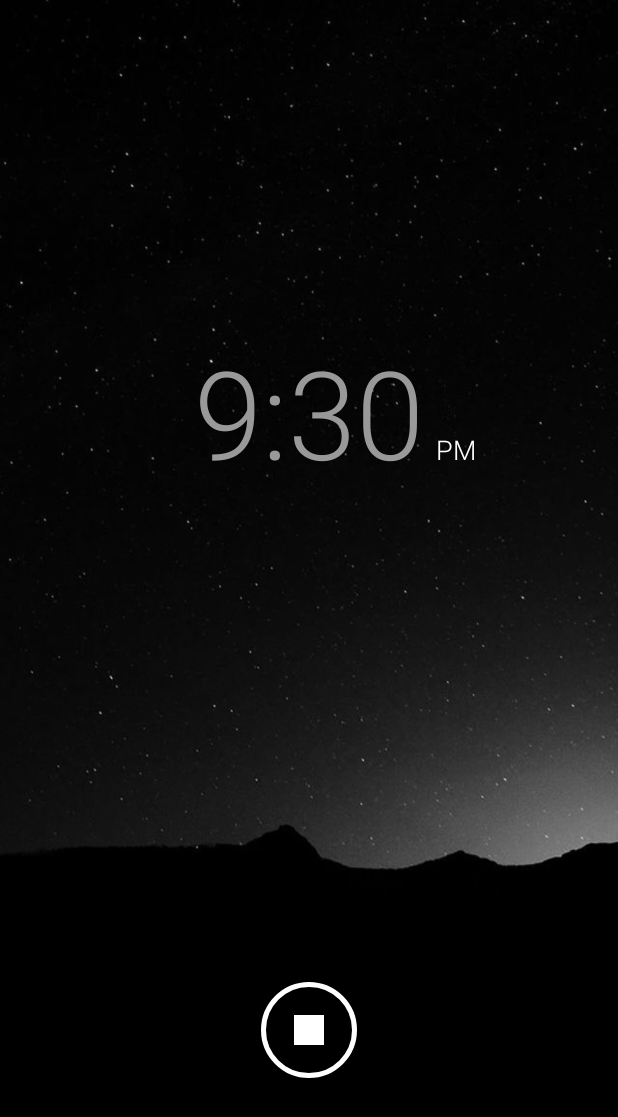
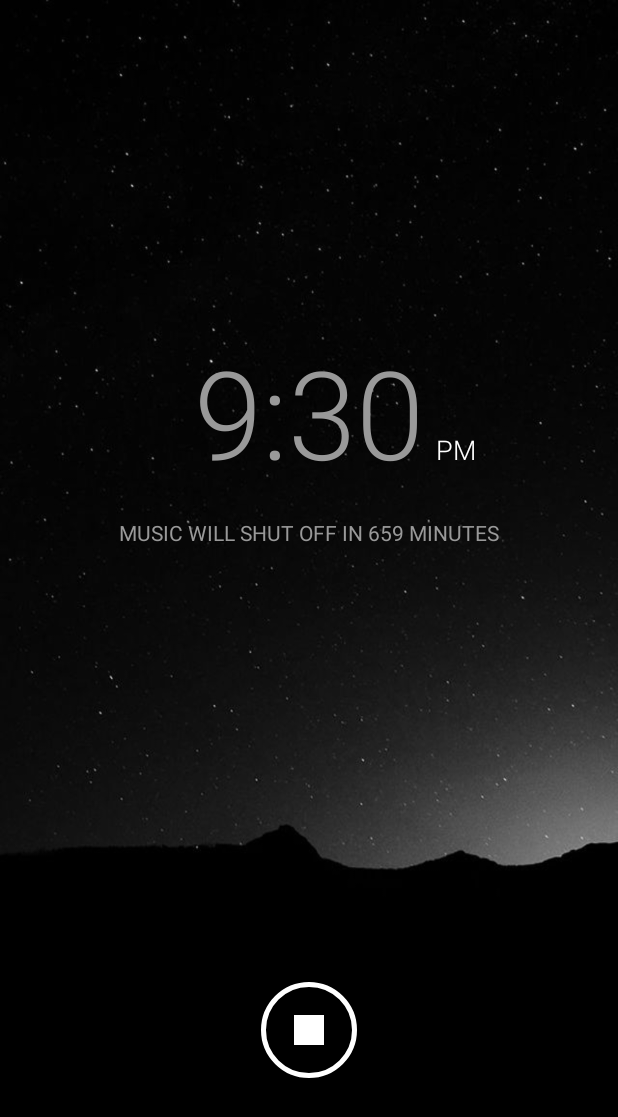
Before and after one commit to jtymburski/drift-off-java, an Android app: the screen it shows after launch (HomeActivity), after a tap on an icon or button, on a phone screen of 412 x 824 dp. Shown: the top 1117 px of the screen. Run offline under Robolectric (Android 15) with nearby library versions, the phone set to English and light mode, and no system bars.

```diff
--- a/app/src/main/java/com/jordantymburski/driftoff/HomeActivity.java
+++ b/app/src/main/java/com/jordantymburski/driftoff/HomeActivity.java
@@ -13,7 +13,6 @@ import android.view.WindowManager;
 import android.widget.ImageButton;
 import android.widget.TextView;
 import android.widget.TimePicker;
-import android.widget.Toast;
 
 import java.util.Calendar;
 import java.util.concurrent.TimeUnit;
@@ -33,8 +32,8 @@ public class HomeActivity extends Activity
     private static final String PREFERENCE_STORAGE = "PreferenceData";
 
     // Alarm intent
-    private boolean mAlarmActive = false;
     private PendingIntent mAlarmIntent;
+    private long mAlarmTime = 0;
 
     // Preference storage editor
     private SharedPreferences mPreferenceStorage;
@@ -46,6 +45,7 @@ public class HomeActivity extends Activity
     // UI
     private ImageButton mButtonRun;
     private TextView mTextPeriod;
+    private TextView mTextRemaining;
     private TextView mTextTime;
 
     @Override
@@ -61,6 +61,7 @@ public class HomeActivity extends Activity
         mButtonRun = findViewById(R.id.run_button);
         mButtonRun.setOnClickListener(this);
         mTextPeriod = findViewById(R.id.time_period);
+        mTextRemaining = findViewById(R.id.time_remaining);
         mTextTime = findViewById(R.id.time_text);
         mTextTime.setOnClickListener(this);
 
@@ -72,8 +73,7 @@ public class HomeActivity extends Activity
         mPreferenceStorage = getSharedPreferences(PREFERENCE_STORAGE, 0);
         mTimeHour = mPreferenceStorage.getInt(PREFERENCE_HOUR, DEFAULT_HOUR);
         mTimeMinute = mPreferenceStorage.getInt(PREFERENCE_MINUTE, DEFAULT_MINUTE);
-        mAlarmActive = mPreferenceStorage.getLong(PREFERENCE_ALARM, 0L)
-                > System.currentTimeMillis();
+        mAlarmTime = mPreferenceStorage.getLong(PREFERENCE_ALARM, 0L);
     }
 
     /* ==============================================
@@ -84,7 +84,8 @@ public class HomeActivity extends Activity
     public void onResume() {
         super.onResume();
 
-        updateUI();
+        updateTime();
+        updateState();
     }
 
     /* ==============================================
@@ -95,14 +96,14 @@ public class HomeActivity extends Activity
     public void onClick(View v) {
         switch (v.getId()) {
             case R.id.run_button:
-                if (mAlarmActive) {
+                if (isAlarmActive()) {
                     cancelAlarm();
                 } else {
                     scheduleAlarm();
                 }
                 break;
             case R.id.time_text:
-                if (!mAlarmActive) {
+                if (!isAlarmActive()) {
                     editTime();
                 }
                 break;
@@ -121,7 +122,7 @@ public class HomeActivity extends Activity
                 .putInt(PREFERENCE_HOUR, mTimeHour)
                 .putInt(PREFERENCE_MINUTE, mTimeMinute)
                 .apply();
-        updateUI();
+        updateTime();
     }
 
     /* ==============================================
@@ -134,10 +135,10 @@ public class HomeActivity extends Activity
     private void cancelAlarm() {
         AlarmManager alarmManager = (AlarmManager) getSystemService(ALARM_SERVICE);
         if (alarmManager != null) {
+            mAlarmTime = 0L;
             alarmManager.cancel(mAlarmIntent);
-            mPreferenceStorage.edit().putLong(PREFERENCE_ALARM, 0L).apply();
-            mAlarmActive = false;
-            updateUI();
+            mPreferenceStorage.edit().putLong(PREFERENCE_ALARM, mAlarmTime).apply();
+            updateState();
         }
     }
 
@@ -150,58 +151,80 @@ public class HomeActivity extends Activity
     }
 
     /**
+     * Determines if the alarm is currently active and running to stop music in a fixed time
+     * @return TRUE if active. FALSE if off
+     */
+    private boolean isAlarmActive() {
+        return (mAlarmTime > System.currentTimeMillis());
+    }
+
+    /**
+     * Creates a calendar representation of when the alarm is expected to trigger
+     * @return the calendar alarm time, as per the time setpoint
+     */
+    private Calendar getAlarmTime() {
+        Calendar c = Calendar.getInstance();
+        c.set(Calendar.HOUR_OF_DAY, mTimeHour);
+        c.set(Calendar.MINUTE, mTimeMinute);
+        c.set(Calendar.SECOND, 0);
+        if (c.getTimeInMillis() <= System.currentTimeMillis()) {
+            c.add(Calendar.DAY_OF_MONTH, 1);
+        }
+        return c;
+    }
+
+    /**
+     * Assembles the string status for the time that is remaining before the alarm fires
+     * @return time remaining text
+     */
+    private String getTimeTextRemaining() {
+        long minutesToStop = TimeUnit.MILLISECONDS.toMinutes(
+                mAlarmTime - System.currentTimeMillis());
+        return getResources().getQuantityString(
+                R.plurals.alarm_notice, (int) minutesToStop, minutesToStop);
+    }
+
+    /**
      * Schedule the alarm to go off
      */
     private void scheduleAlarm() {
         AlarmManager alarmManager = (AlarmManager) getSystemService(ALARM_SERVICE);
         if (alarmManager != null) {
-            // Generate the time the alarm should go off
-            Calendar calendar = Calendar.getInstance();
-            calendar.set(Calendar.HOUR_OF_DAY, mTimeHour);
-            calendar.set(Calendar.MINUTE, mTimeMinute);
-            if (calendar.getTimeInMillis() <= System.currentTimeMillis()) {
-                calendar.add(Calendar.DAY_OF_MONTH, 1);
-            }
-
-            // Schedule the alarm
-            long alarmInMillis = calendar.getTimeInMillis();
+            mAlarmTime = getAlarmTime().getTimeInMillis();
             alarmManager.setExactAndAllowWhileIdle(
-                    AlarmManager.RTC_WAKEUP, alarmInMillis, mAlarmIntent);
-            long firesInMillis = alarmInMillis - System.currentTimeMillis();
-            mPreferenceStorage.edit().putLong(PREFERENCE_ALARM, alarmInMillis).apply();
-            mAlarmActive = true;
-            updateUI();
-
-            // Determine when it will fire
-            long minutesToStop = TimeUnit.MILLISECONDS.toMinutes(firesInMillis);
-            Toast.makeText(this, getResources().getQuantityString(
-                        R.plurals.alarm_notice, (int) minutesToStop, minutesToStop),
-                    Toast.LENGTH_LONG).show();
+                    AlarmManager.RTC_WAKEUP, mAlarmTime, mAlarmIntent);
+            mPreferenceStorage.edit().putLong(PREFERENCE_ALARM, mAlarmTime).apply();
+            updateState();
         }
     }
 
     /**
-     * Updates the UI on changes
+     * Updates the active state
      */
-    private void updateUI() {
-        // Current time displayed
-        Calendar c = Calendar.getInstance();
-        c.set(Calendar.HOUR_OF_DAY, mTimeHour);
-        c.set(Calendar.MINUTE, mTimeMinute);
-        c.set(Calendar.SECOND, 0);
-        if(DateFormat.is24HourFormat(this)) {
-            mTextTime.setText(DateFormat.getTimeFormat(this).format(c.getTime()));
+    private void updateState() {
+        if (isAlarmActive()) {
+            mButtonRun.setImageResource(R.drawable.ic_stop);
+            mTextRemaining.setText(getTimeTextRemaining());
+            mTextTime.setTextColor(getColor(R.color.colorTextActive));
+        } else {
+            mButtonRun.setImageResource(R.drawable.ic_play);
+            mTextRemaining.setText(null);
+            mTextTime.setTextColor(getColor(R.color.colorTextEdit));
+        }
+    }
+
+    /**
+     * Updates the time setting displayed in the UI
+     */
+    private void updateTime() {
+        Calendar alarmTime = getAlarmTime();
+        if(DateFormat.is24HourFormat(getApplicationContext())) {
+            mTextTime.setText(
+                    DateFormat.getTimeFormat(getApplicationContext()).format(alarmTime.getTime()));
             mTextPeriod.setText(null);
         } else {
-            mTextTime.setText(DateFormat.format("h:m", c));
-            mTextPeriod.setText(DateFormat.format("a", c));
+            mTextTime.setText(DateFormat.format("h:m", alarmTime));
+            mTextPeriod.setText(DateFormat.format("a", alarmTime));
         }
-
-        // Color based on if its active or not
-        mTextTime.setTextColor(
-                getColor(mAlarmActive ? R.color.colorTextActive : R.color.colorTextEdit));
-
-        // Button state
-        mButtonRun.setImageResource(mAlarmActive ? R.drawable.ic_stop : R.drawable.ic_play);
     }
 }
--- a/app/src/main/res/layout/activity_home.xml
+++ b/app/src/main/res/layout/activity_home.xml
@@ -36,6 +36,17 @@
             android:textColor="@android:color/white"
             android:textSize="18sp"
             tools:text="pm" />
+
+        <TextView
+            android:id="@+id/time_remaining"
+            android:layout_width="wrap_content"
+            android:layout_height="wrap_content"
+            android:layout_below="@+id/time_text"
+            android:layout_centerHorizontal="true"
+            android:layout_marginTop="16dp"
+            android:textAllCaps="true"
+            android:textColor="@color/colorTextActive"
+            tools:text="Stops music in 6 hours" />
     </RelativeLayout>
 
     <FrameLayout
```
